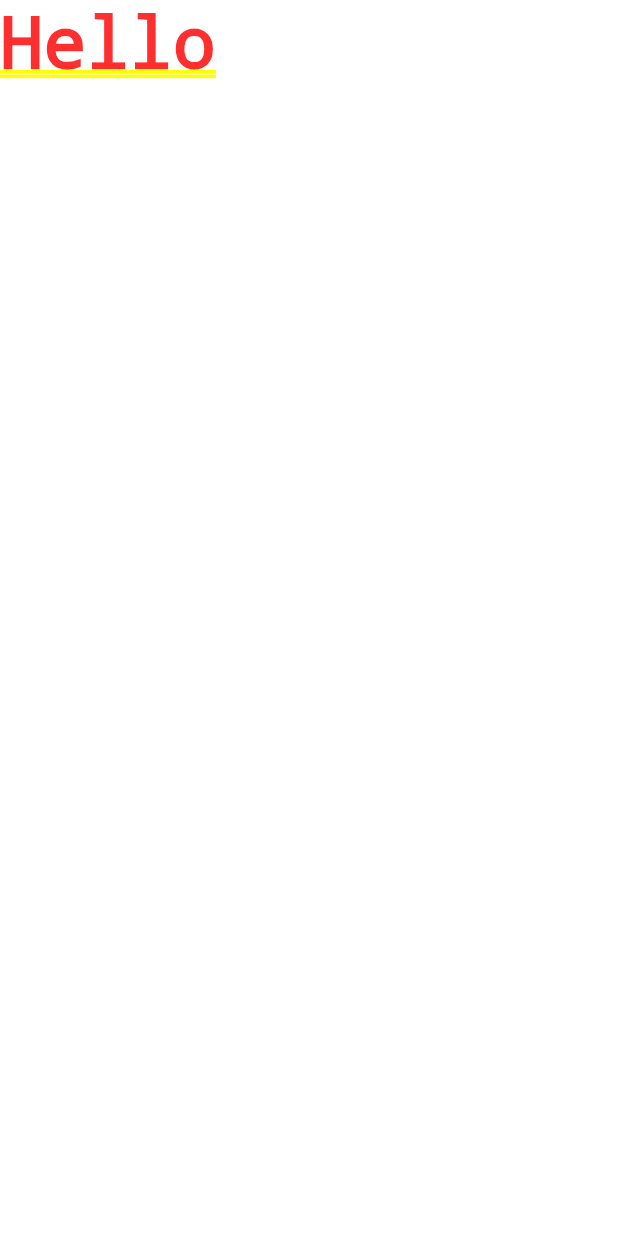
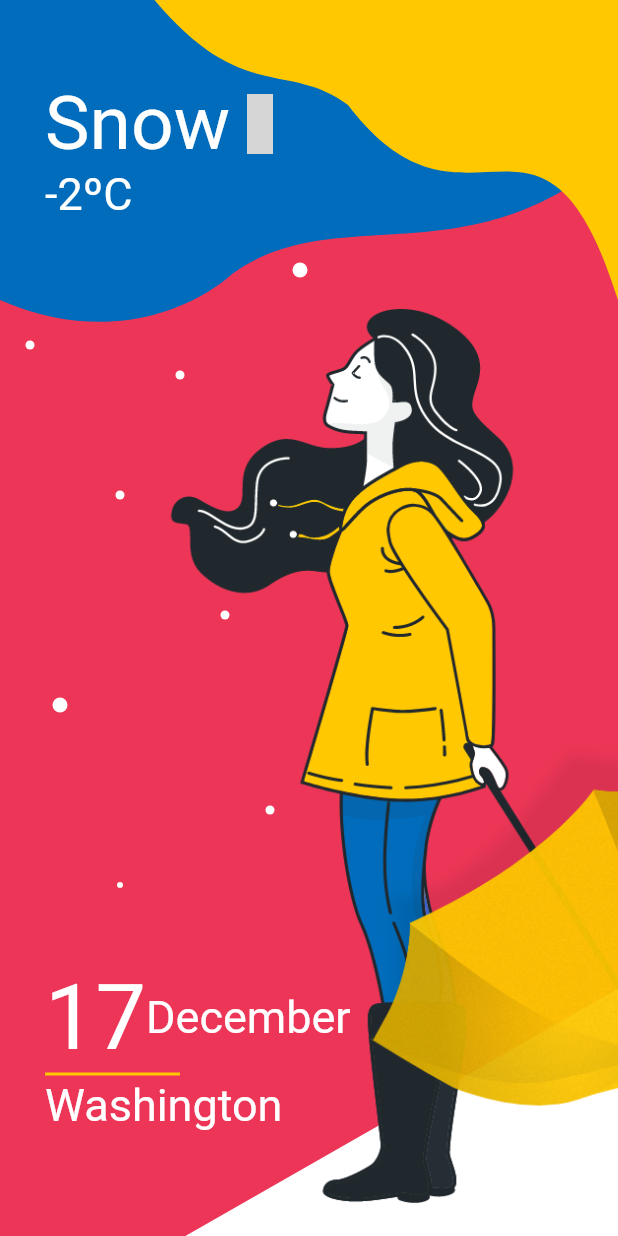
Before and after one commit to galydev/colorful-weather, a Flutter app: the screen it shows after launch, on a phone screen of 412 x 824 dp. Run offline on Flutter 3.47's test engine with Material 2 defaults, Android fonts, the phone set to English and light mode, and no system bars; our stand-ins replace iconsax; grey boxes are pictures that could not be loaded.

Commit message:
complete desing and library associeted

```diff
--- a/lib/main.dart
+++ b/lib/main.dart
@@ -15,6 +15,7 @@ class App extends StatelessWidget {
         primarySwatch: Colors.blue,
       ),
       home: HomePage(),
+      debugShowCheckedModeBanner: false,
     );
   }
 }
--- /dev/null
+++ b/lib/src/CustomPainter/snow_custom_painter.dart
@@ -0,0 +1,24 @@
+import 'package:flutter/material.dart';
+
+class SnowCustomPainter extends CustomPainter {
+
+  double sizeCircle;
+  double x;
+  double y;
+
+  SnowCustomPainter({required this.x, required this.y, required this.sizeCircle});
+
+  @override
+  void paint(Canvas canvas, Size size) {
+    var paint1 = Paint()
+      ..color = Colors.white
+      ..style = PaintingStyle.fill;
+
+    canvas.drawCircle(Offset(x, y), sizeCircle, paint1);
+  }
+
+  @override
+  bool shouldRepaint(covariant CustomPainter oldDelegate) {
+    return false;
+  }
+}
--- a/lib/src/pages/home_page.dart
+++ b/lib/src/pages/home_page.dart
@@ -1,4 +1,9 @@
+import 'package:colorful_weather/src/CustomPainter/blue_custom_painter.dart';
+import 'package:colorful_weather/src/CustomPainter/snow_content_custom_painter.dart';
+import 'package:colorful_weather/src/CustomPainter/snow_custom_painter.dart';
+import 'package:colorful_weather/src/CustomPainter/yellow_custom_painter.dart';
 import 'package:flutter/material.dart';
+import 'package:iconsax/iconsax.dart';
 
 class HomePage extends StatefulWidget {
   HomePage({Key? key}) : super(key: key);
@@ -10,8 +15,139 @@ class HomePage extends StatefulWidget {
 class _HomePageState extends State<HomePage> {
   @override
   Widget build(BuildContext context) {
-    return Container(
-       child: Text('Hello'),
+    final Size size = MediaQuery.of(context).size;
+
+    return Scaffold(
+      body: Container(
+        color: Colors.white,
+        child: Stack(
+         children: [_mainContent(size), _listSnowCircle()].expand((x) => x).toList()
+       ),
+      )
     );
   }
+
+  List<Widget> _mainContent(Size size){
+    return <Widget>[
+      CustomPaint(
+        size: Size(size.width, size.height),
+        painter: SnowContentCustomPainter(),
+        child: Container(
+          alignment: Alignment.bottomLeft,
+          height: size.height,
+          width: size.width,
+          margin: EdgeInsets.only(bottom: 70.0, left: 30.0),
+          child: Column(
+            mainAxisSize: MainAxisSize.min,
+            children: [
+              Row(
+                children: [
+                  Text('17', style: TextStyle(color: Colors.white, fontSize: 60.0),),
+                  Text('December', style: TextStyle(color: Colors.white, fontSize: 30.0),),
+                ],
+              ),
+              Row(
+                children: [
+                  Container(
+                    width: 90.0,
+                    child: Divider(
+                      height: 6,
+                      thickness: 2,
+                      color: Color(0XFFFFC800),
+                    ),
+                  ),
+                ],
+              ),
+              Row(
+                children: [
+                  Text('Washington', style: TextStyle(color: Colors.white, fontSize: 30.0),),
+                ],
+              ),
+            ],
+          ),
+        ),
+      ),
+      CustomPaint(
+        size: Size(size.width, 200),
+        painter: BlueCustomPainter(),
+        child: Container(
+          alignment: Alignment.centerLeft,
+          height: 200,
+          width: size.width,
+          margin: EdgeInsets.only(left: 30.0),
+          child: Column(
+            // crossAxisAlignment: CrossAxisAlignment.center,
+            mainAxisSize: MainAxisSize.min,
+            children: [
+              Row(
+                children: [
+                  Text('Snow',style: TextStyle(color: Colors.white, fontSize: 50.0),),
+                  Icon(Iconsax.sun5,color: Colors.white, size: 40.0,)
+                ],
+              ),
+              Row(
+                children: [
+                  Text('-2ºC',style: TextStyle(color: Colors.white, fontSize: 30.0),),
+                ],
+              ),
+            ],
+          ),
+        ),
+      ),
+      CustomPaint(
+        size: Size(size.width, 200),
+        painter: YellowCustomPainter(),
+      ),
+      new Positioned(
+        bottom: 20.0,
+        left: 90.0,
+        child: new Container(
+          width: 500.0,
+          height: 600.0,
+          decoration: BoxDecoration(
+            image: DecorationImage(
+                image: AssetImage("assets/img/IllustrationA.png"),
+            ),
+          ),
+        )
+      ),
+    ];
+  }
+
+  List<Widget> _listSnowCircle(){
+    return <Widget> [
+      CustomPaint(
+        painter: SnowCustomPainter(x: 200.0, y: 180.0, sizeCircle: 5.0),
+        child: null
+      ),
+      CustomPaint(
+        painter: SnowCustomPainter(x: 20.0, y: 230.0, sizeCircle: 3.0),
+        child: null
+      ),
+      CustomPaint(
+        painter: SnowCustomPainter(x: 120.0, y: 250.0, sizeCircle: 3.0),
+        child: null
+      ),
+      CustomPaint(
+        painter: SnowCustomPainter(x: 80.0, y: 330.0, sizeCircle: 3.0),
+        child: null
+      ),
+      CustomPaint(
+        painter: SnowCustomPainter(x: 150.0, y: 410.0, sizeCircle: 3.0),
+        child: null
+      ),
+      CustomPaint(
+        painter: SnowCustomPainter(x: 40.0, y: 470.0, sizeCircle: 5.0),
+        child: null
+      ),
+      CustomPaint(
+        painter: SnowCustomPainter(x: 180.0, y: 540.0, sizeCircle: 3.0),
+        child: null
+      ),
+      CustomPaint(
+        painter: SnowCustomPainter(x:80.0, y: 590.0, sizeCircle: 2.0),
+        child: null
+      )
+    ];
+  }
 }
--- a/pubspec.yaml
+++ b/pubspec.yaml
@@ -28,6 +28,7 @@ dependencies:
   # The following adds the Cupertino Icons font to your application.
   # Use with the CupertinoIcons class for iOS style icons.
   cupertino_icons: ^1.0.2
+  iconsax: ^0.0.8
 
 dev_dependencies:
   flutter_test:
@@ -45,8 +46,8 @@ flutter:
   uses-material-design: true
 
   # To add assets to your application, add an assets section, like this:
-  # assets:
-  #   - images/a_dot_burr.jpeg
+  assets:
+    - assets/img/
   #   - images/a_dot_ham.jpeg
 
   # An image asset can refer to one or more resolution-specific "variants", see
```
Also changed, not shown: lib/src/CustomPainter/blue_custom_painter.dart (added, +32 -0 lines), lib/src/CustomPainter/snow_content_custom_painter.dart (added, +26 -0 lines), lib/src/CustomPainter/yellow_custom_painter.dart (added, +31 -0 lines), assets/img/IllustrationA.png (added), pubspec.lock.
